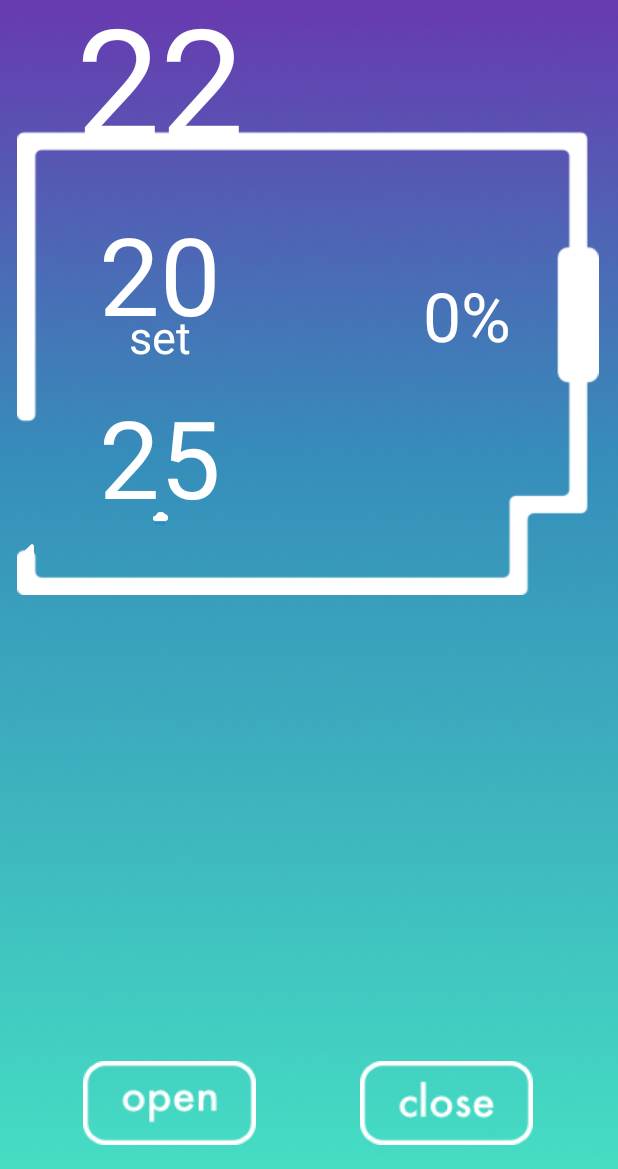
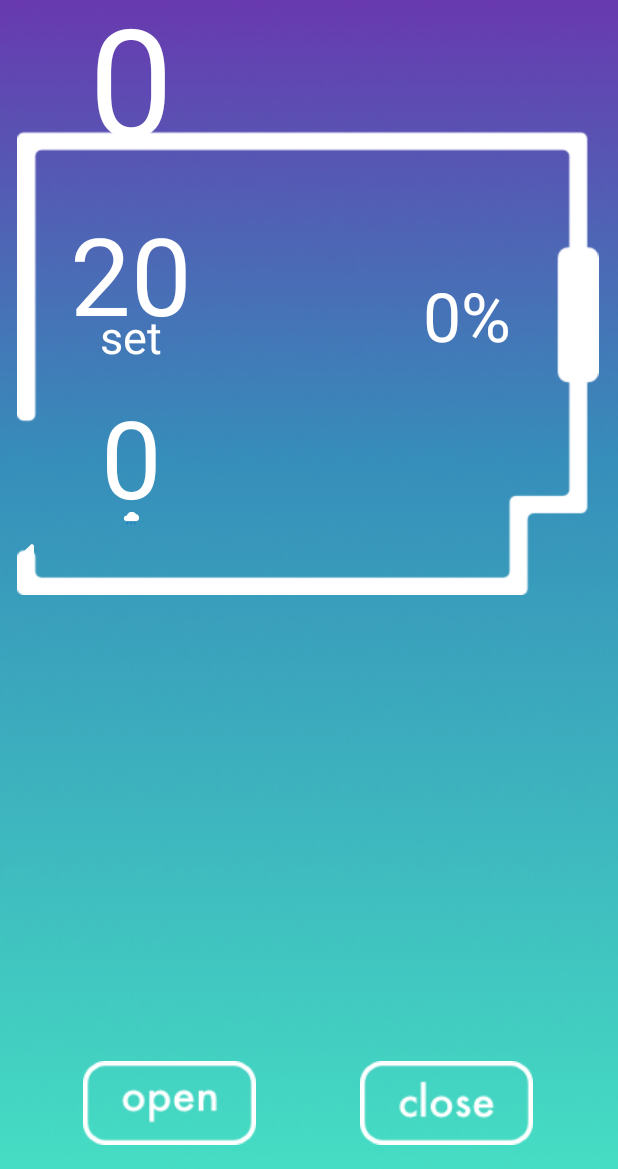
Before and after one commit to idd-fall17/team-aurai, an Android app: the RoomActivity screen opened directly, with no data from a screen before it, on a phone screen of 412 x 824 dp, the part 67-1236 px from its top. Run offline under Robolectric (Android 15) with nearby library versions, the phone set to English and light mode, and no system bars; network calls fail.

Commit message:
temperature readings

```diff
--- a/picoproapp/build.gradle
+++ b/picoproapp/build.gradle
@@ -47,4 +47,5 @@ dependencies {
     compile "com.android.support:cardview-v7:26.1.0"
     compile "com.android.support:appcompat-v7:26.1.0"
     compile 'com.github.PhilJay:MPAndroidChart:v3.0.2'
+    compile 'com.google.code.gson:gson:2.8.2'
 }
--- a/picoproapp/src/main/java/com/example/androidthings/aurai/Constants.java
+++ b/picoproapp/src/main/java/com/example/androidthings/aurai/Constants.java
@@ -40,6 +40,9 @@ public class Constants {
     //current outdoor temp that is displayed
     public static int outdoorTemp = 0;
 
+    //current room temp that is displayed
+    public static int roomTemp = 0;
+
     //outdoor weather types - //TODO: make names the png images to be used on the screen
     final public static String RAIN = "rain_cloud.png";
     final public static String CLOUDY = "cloudy";
--- a/picoproapp/src/main/java/com/example/androidthings/aurai/RoomActivity.java
+++ b/picoproapp/src/main/java/com/example/androidthings/aurai/RoomActivity.java
@@ -58,6 +58,16 @@ public class RoomActivity extends Activity {
         //set setpoint temp to correct value
         TextView setpointTemp = (TextView) findViewById(R.id.setpointTempRoom);
         setpointTemp.setText(Integer.toString(Constants.setPointTemp));
+
+        TextView outDoorTempTV = (TextView) findViewById(R.id.outdoorTempRoom);
+        String temperature = Integer.toString(Constants.outdoorTemp);
+        outDoorTempTV.setText(temperature);
+
+        TextView roomTempTV = (TextView) findViewById(R.id.roomTempRoom);
+        String roomTemperature = Integer.toString(Constants.roomTemp);
+        roomTempTV.setText(roomTemperature);
+
+
 
     }
 
```
Also changed, not shown: picoproapp/src/main/java/com/example/androidthings/aurai/GraphActivity.java (+8 -0 lines), picoproapp/src/main/java/com/example/androidthings/aurai/HomeActivity.java (+47 -7 lines).
